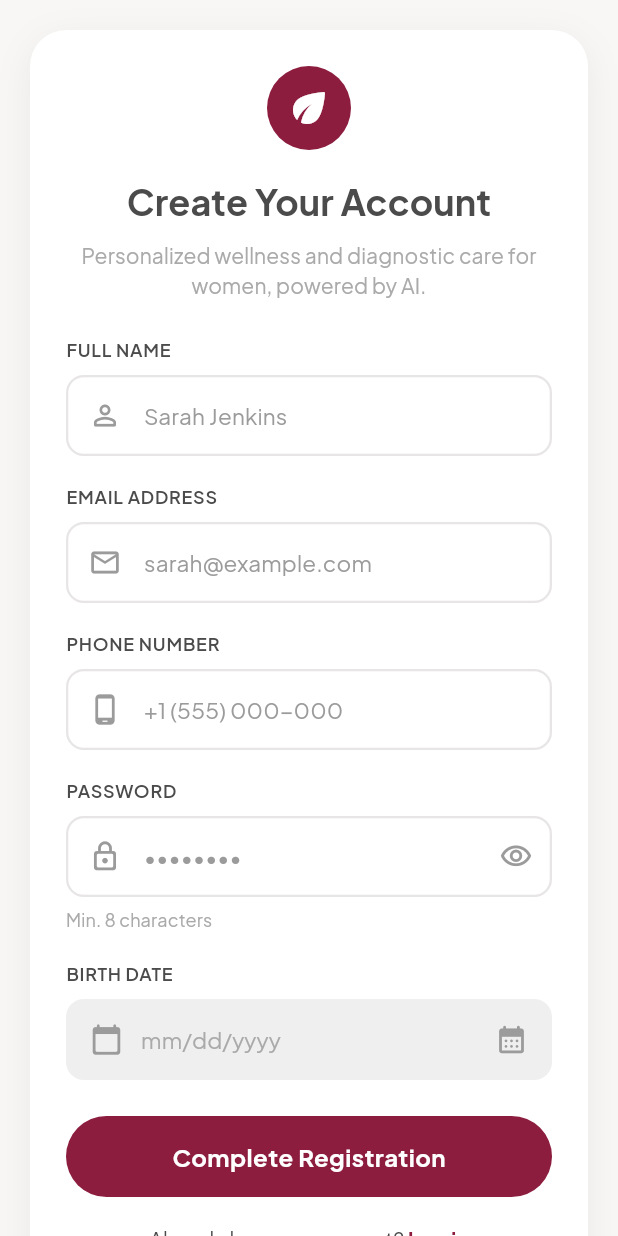
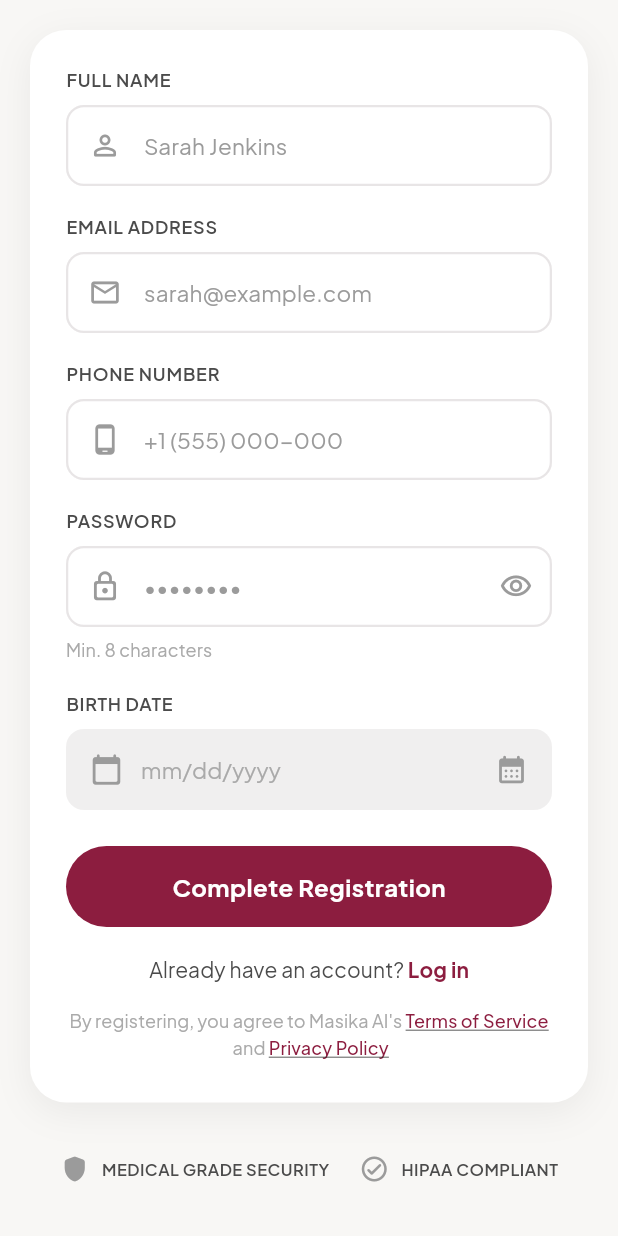
Before and after one commit to KiranTejz20005/masika, a Flutter app: the RegisterScreen screen opened directly, on a phone screen of 412 x 824 dp. Run offline on Flutter 3.47's test engine with Material 3 defaults, Android fonts, the phone set to English and light mode, and no system bars; our stand-ins replace file_picker, flutter_dotenv, flutter_riverpod, flutter_secure_storage, google_fonts, hive_flutter and 4 more; missing offline and left inert: razorpay_flutter; accounts and stored records are empty.

```diff
--- a/frontend/lib/features/auth/presentation/screens/register_screen.dart
+++ b/frontend/lib/features/auth/presentation/screens/register_screen.dart
@@ -257,8 +257,6 @@
         crossAxisAlignment: CrossAxisAlignment.stretch,
         mainAxisSize: MainAxisSize.min,
         children: [
-          _buildHeader(),
-          const SizedBox(height: 24),
           _buildFullNameField(),
           const SizedBox(height: 18),
           _buildEmailField(),
@@ -276,47 +274,6 @@
           _buildTermsFooter(),
         ],
       ),
-    );
-  }
-
-  Widget _buildHeader() {
-    return Column(
-      children: [
-        Container(
-          width: 56,
-          height: 56,
-          decoration: const BoxDecoration(
-            color: _maroon,
-            shape: BoxShape.circle,
-          ),
-          child: const Icon(
-            Icons.eco_rounded,
-            color: _white,
-            size: 32,
-          ),
-        ),
-        const SizedBox(height: 16),
-        const Text(
-          'Create Your Account',
-          textAlign: TextAlign.center,
-          style: TextStyle(
-            fontSize: 24,
-            fontWeight: FontWeight.w700,
-            color: _labelGray,
-          ),
-        ),
-        const SizedBox(height: 8),
-        Text(
-          'Personalized wellness and diagnostic care for women, powered by AI.',
-          textAlign: TextAlign.center,
-          style: TextStyle(
-            fontSize: 14,
-            fontWeight: FontWeight.w400,
-            color: _hintGray,
-            height: 1.4,
-          ),
-        ),
-      ],
     );
   }
 
```
Also changed, not shown: frontend/lib/features/auth/presentation/screens/welcome_screen.dart (+8 -7 lines), frontend/lib/features/doctor_portal/presentation/screens/doctor_login_screen.dart (+7 -5 lines), frontend/lib/features/doctor_portal/presentation/screens/doctor_register_screen.dart (+7 -5 lines), frontend/lib/features/splash/presentation/screens/splash_screen.dart (+12 -61 lines).
